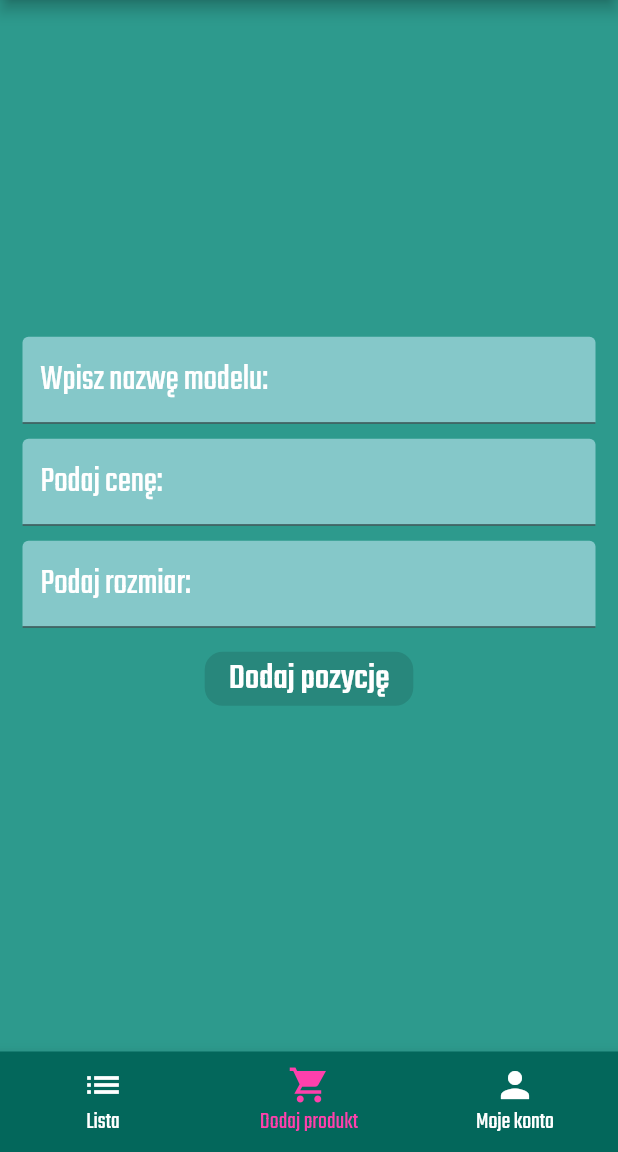
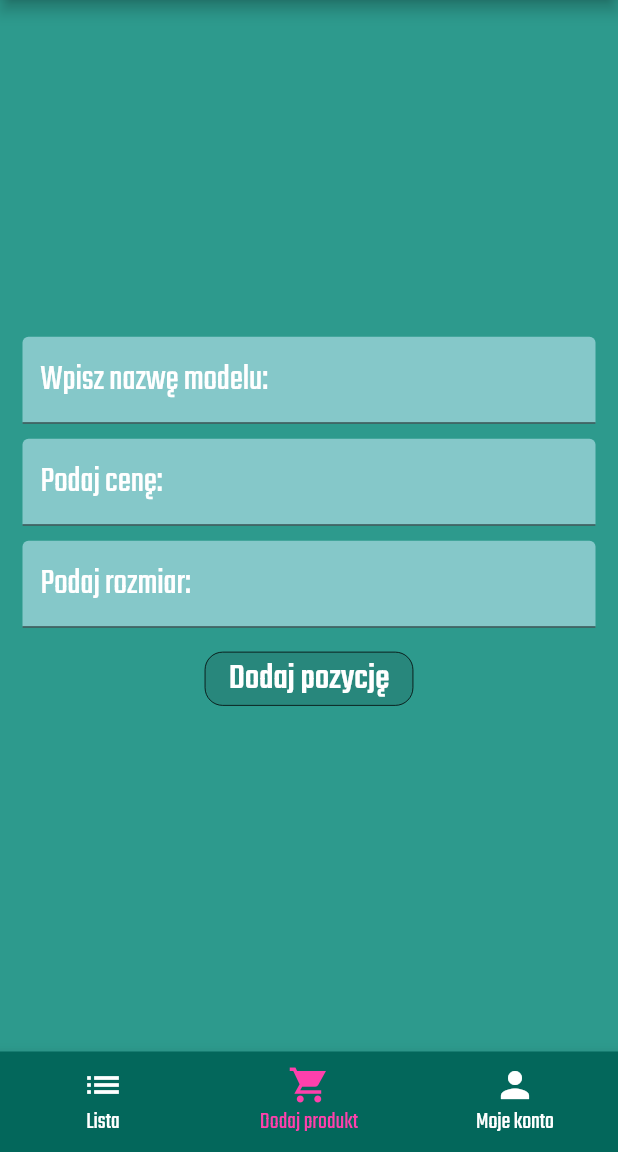
Before and after one commit to kubaolszewski/sneaky_shopper, a Flutter app: the HomePage screen opened directly with empty values, item 2 of the bottom bar chosen, on a phone screen of 412 x 824 dp, the part 84-1236 px from its top. Run offline on Flutter 3.47's test engine with Material 2 defaults, Android fonts, the phone set to English and light mode, and no system bars; our stand-ins replace bloc, cloud_firestore, firebase_auth, firebase_core, google_fonts, iconsax; accounts and stored records are empty; network calls fail.

Commit message:
Add BLoC, create first cubit and move home and login to features folder

```diff
--- /dev/null
+++ b/lib/app/features/home/add_product_page/add_product_page_content.dart
@@ -0,0 +1,104 @@
+import 'package:cloud_firestore/cloud_firestore.dart';
+import 'package:flutter/material.dart';
+import 'package:google_fonts/google_fonts.dart';
+
+class AddProductPageContent extends StatefulWidget {
+  const AddProductPageContent({
+    required this.onSave,
+    Key? key,
+  }) : super(key: key);
+
+  final Function onSave;
+
+  @override
+  State<AddProductPageContent> createState() => _AddProductPageContentState();
+}
+
+class _AddProductPageContentState extends State<AddProductPageContent> {
+  var name = '';
+  var price = '';
+  var size = '';
+
+  @override
+  Widget build(BuildContext context) {
+    return Center(
+      child: Padding(
+        padding: const EdgeInsets.all(15.0),
+        child: Column(
+          mainAxisAlignment: MainAxisAlignment.center,
+          children: [
+            TextField(
+              decoration: InputDecoration(
+                filled: true,
+                fillColor: const Color(0xff85c8c9),
+                hintText: 'Wpisz nazwę modelu:',
+                hintStyle: GoogleFonts.teko(color: Colors.white, fontSize: 24),
+              ),
+              onChanged: (newValue) {
+                setState(() {
+                  name = newValue;
+                });
+              },
+            ),
+            const SizedBox(height: 10),
+            TextField(
+              decoration: InputDecoration(
+                filled: true,
+                fillColor: const Color(0xff85c8c9),
+                hintText: 'Podaj cenę:',
+                hintStyle: GoogleFonts.teko(color: Colors.white, fontSize: 24),
+              ),
+              onChanged: (newValue) {
+                setState(() {
+                  price = newValue;
+                });
+              },
+            ),
+            const SizedBox(height: 10),
+            TextField(
+              decoration: InputDecoration(
+                filled: true,
+                fillColor: const Color(0xff85c8c9),
+                hintText: 'Podaj rozmiar:',
+                hintStyle: GoogleFonts.teko(color: Colors.white, fontSize: 24),
+              ),
+              onChanged: (newValue) {
+                setState(() {
+                  size = newValue;
+                });
+              },
+            ),
+            const SizedBox(height: 10),
+            ElevatedButton(
+              style: ElevatedButton.styleFrom(
+                side: const BorderSide(
+                  color: Colors.black,
+                  width: 0.5,
+                ),
+                // disabledBackgroundColor: const Color(0xffff97d0),
+                shape: RoundedRectangleBorder(
+                  borderRadius: BorderRadius.circular(12),
+                ),
+                backgroundColor: const Color(0xffff40ac),
+              ),
+              onPressed: name.isEmpty || price.isEmpty || size.isEmpty
+                  ? null
+                  : () {
+                      FirebaseFirestore.instance.collection('shoes').add({
+                        'name': name,
+                        'price': price,
+                        'size': size,
+                      });
+                      widget.onSave();
+                    },
+              child: Text(
+                'Dodaj pozycję',
+                style: GoogleFonts.teko(color: Colors.white, fontSize: 24),
+              ),
+            )
+          ],
+        ),
+      ),
+    );
+  }
+}
--- a/lib/app/home/list_page/list_page_content.dart
+++ b/lib/app/features/home/list_page/list_page_content.dart
@@ -1,7 +1,7 @@
 import 'package:cloud_firestore/cloud_firestore.dart';
 import 'package:flutter/material.dart';
 import 'package:google_fonts/google_fonts.dart';
-import 'package:sneaky_shopper/app/home/list_page/productWidget.dart';
+import 'package:sneaky_shopper/app/features/home/list_page/productWidget.dart';
 // import 'package:sneaky_shopper/app/home/add_product_page/add_product_page_content.dart';
 
 class ListPageContent extends StatelessWidget {
--- a/lib/app/home/root_page.dart
+++ b/lib/app/features/home/root_page.dart
@@ -1,7 +1,7 @@
 import 'package:flutter/material.dart';
 import 'package:firebase_auth/firebase_auth.dart';
-import 'package:sneaky_shopper/app/home/home_page.dart';
-import 'package:sneaky_shopper/app/login/login_page.dart';
+import 'package:sneaky_shopper/app/features/home/home_page.dart';
+import 'package:sneaky_shopper/app/features/login/login_page.dart';
 
 class RootPage extends StatelessWidget {
   const RootPage({
--- a/lib/app/home/add_product_page/add_product_page_content.dart
+++ /dev/null
@@ -1,94 +0,0 @@
-import 'package:cloud_firestore/cloud_firestore.dart';
-import 'package:flutter/material.dart';
-import 'package:google_fonts/google_fonts.dart';
-
-class AddProductPageContent extends StatefulWidget {
-  const AddProductPageContent({
-    required this.onSave,
-    Key? key,
-  }) : super(key: key);
-
-  final Function onSave;
-
-  @override
-  State<AddProductPageContent> createState() => _AddProductPageContentState();
-}
-
-class _AddProductPageContentState extends State<AddProductPageContent> {
-  var name = '';
-  var price = '';
-  var size = '';
-
-  @override
-  Widget build(BuildContext context) {
-    return Center(
-      child: Padding(
-        padding: const EdgeInsets.all(15.0),
-        child: Column(
-          mainAxisAlignment: MainAxisAlignment.center,
-          children: [
-            TextField(
-              decoration: InputDecoration(
-                  filled: true,
-                  fillColor: const Color(0xff85c8c9),
-                  hintText: 'Wpisz nazwę modelu:',
-                  hintStyle:
-                      GoogleFonts.teko(color: Colors.white, fontSize: 24)),
-              onChanged: (newValue) {
-                setState(() {
-                  name = newValue;
-                });
-              },
-            ),
-            const SizedBox(height: 10),
-            TextField(
-              decoration: InputDecoration(
-                  filled: true,
-                  fillColor: const Color(0xff85c8c9),
-                  hintText: 'Podaj cenę:',
-                  hintStyle:
-                      GoogleFonts.teko(color: Colors.white, fontSize: 24)),
-              onChanged: (newValue) {
-                setState(() {
-                  price = newValue;
-                });
-              },
-            ),
-            const SizedBox(height: 10),
-            TextField(
-              decoration: InputDecoration(
-                  filled: true,
-                  fillColor: const Color(0xff85c8c9),
-                  hintText: 'Podaj rozmiar:',
-                  hintStyle:
-                      GoogleFonts.teko(color: Colors.white, fontSize: 24)),
-              onChanged: (newValue) {
-                setState(() {
-                  size = newValue;
-                });
-              },
-            ),
-            const SizedBox(height: 10),
-            ElevatedButton(
-                style: ElevatedButton.styleFrom(
-                    shape: RoundedRectangleBorder(
-                        borderRadius: BorderRadius.circular(12)),
-                    backgroundColor: const Color(0xffff40ac)),
-                onPressed: name.isEmpty || price.isEmpty || size.isEmpty
-                    ? null
-                    : () {
-                        FirebaseFirestore.instance.collection('shoes').add({
-                          'name': name,
-                          'price': price,
-                          'size': size,
-                        });
-                        widget.onSave();
-                      },
-                child: Text('Dodaj pozycję',
-                    style: GoogleFonts.teko(color: Colors.white, fontSize: 24)))
-          ],
-        ),
-      ),
-    );
-  }
-}
--- a/pubspec.yaml
+++ b/pubspec.yaml
@@ -41,6 +41,8 @@ dependencies:
   firebase_core: ^2.1.1
   cloud_firestore: ^4.0.4
   firebase_auth: ^4.1.3
+  bloc: ^8.1.0
+  meta: ^1.8.0
 
 dev_dependencies:
   flutter_test:
```
Also changed, not shown: lib/app/features/home/home_page.dart (renamed from lib/app/home/home_page.dart, +4 -7 lines), lib/app/features/home/list_page/cubit/list_page_cubit.dart (added, +14 -0 lines), lib/app/features/home/list_page/cubit/list_page_state.dart (added, +10 -0 lines), lib/app/features/home/my_account/my_account_page_content.dart (renamed from lib/app/home/my_account/my_account_page_content.dart, +17 -26 lines), lib/app/features/login/login_page.dart (renamed from lib/app/login/login_page.dart, +44 -20 lines), lib/main.dart (+8 -9 lines), lib/app/features/home/list_page/productWidget.dart (renamed from lib/app/home/list_page/productWidget.dart), pubspec.lock.
